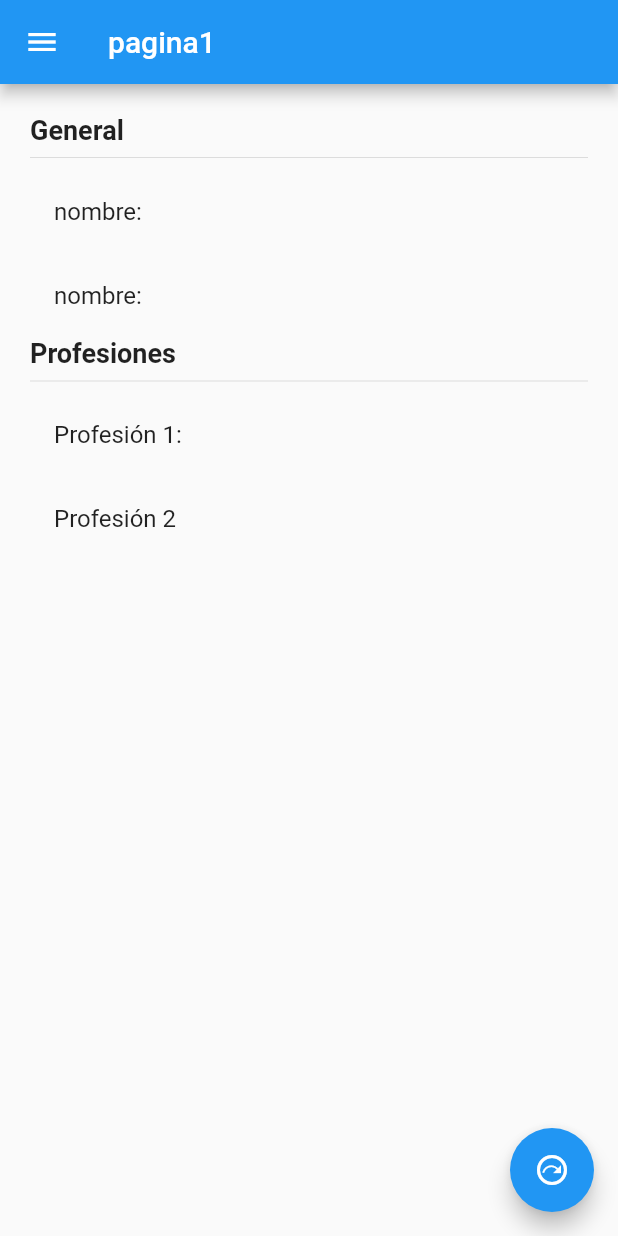
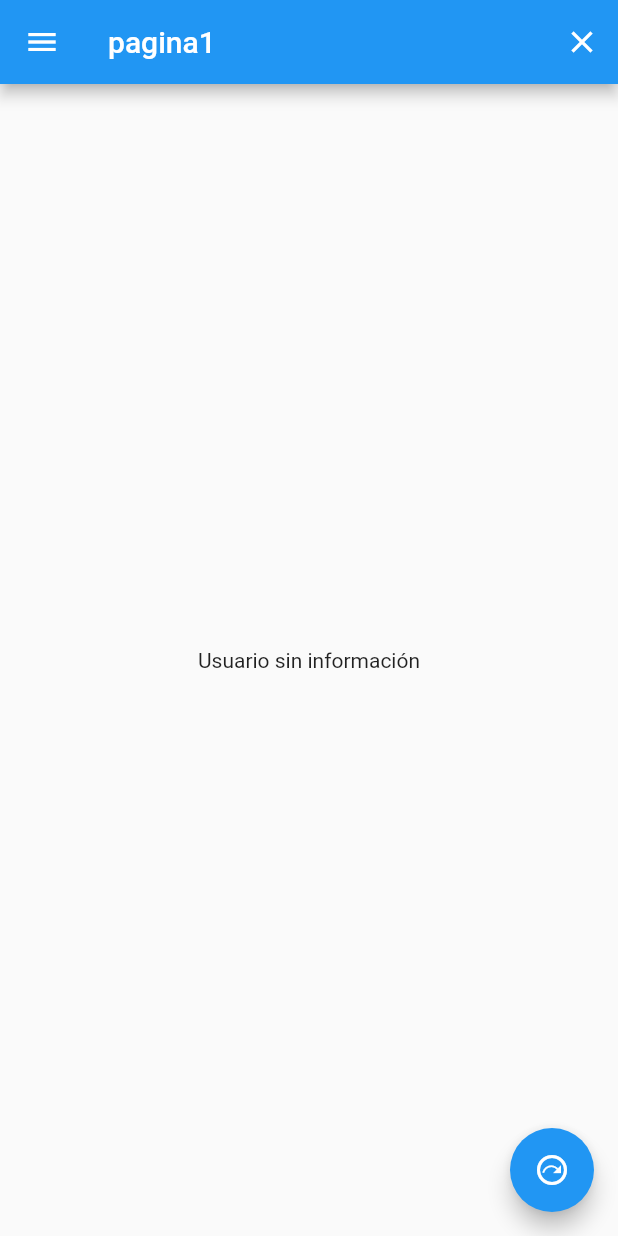
Before and after one commit to DannyStrelok/Flutter_manejadores_de_estado, a Flutter app: the screen it shows after launch, on a phone screen of 412 x 824 dp. Run offline on Flutter 3.47's test engine with Material 2 defaults, Android fonts, the phone set to English and light mode, and no system bars; our stand-ins replace flutter_bloc.

Commit message:
Cubit funcionando

```diff
--- a/lib/main.dart
+++ b/lib/main.dart
@@ -1,4 +1,6 @@
 import 'package:flutter/material.dart';
+import 'package:flutter_bloc/flutter_bloc.dart';
+import 'package:flutter_states_app/src/bloc/usuario/usuario_cubit.dart';
 import 'package:flutter_states_app/src/screens/page1_screen.dart';
 import 'package:flutter_states_app/src/screens/page2_screen.dart';
 
@@ -7,7 +9,11 @@ void main() => runApp(MyApp());
 class MyApp extends StatelessWidget {
   @override
   Widget build(BuildContext context) {
-    return MaterialApp(
+    return MultiBlocProvider(
+      providers: [
+        BlocProvider(create: (_) => UsuarioCubit())
+      ],
+      child: MaterialApp(
         debugShowCheckedModeBanner: false,
         title: 'Material App',
         initialRoute: 'pagina1',
@@ -15,6 +21,7 @@ class MyApp extends StatelessWidget {
           'pagina1': (_) => Page1Screen(),
           'pagina2': (_) => Page2Screen(),
         },
+      ),
     );
   }
 }
--- /dev/null
+++ b/lib/src/bloc/usuario/usuario_cubit.dart
@@ -0,0 +1,45 @@
+import 'package:flutter_bloc/flutter_bloc.dart';
+import 'package:flutter_states_app/src/models/Usuario.dart';
+import 'package:meta/meta.dart';
+
+part 'usuario_state.dart';
+
+class UsuarioCubit extends Cubit<UsuarioState> {
+
+  UsuarioCubit() : super(UsuarioInitial());
+
+  void seleccionarUsuario(Usuario usuario) {
+    emit( new UsuarioActivo(usuario) );
+  }
+
+  void cambiarEdad(int edad) {
+
+    final currentState = state;
+    if(currentState is UsuarioActivo) {
+      final nuevoUsuario = currentState.usuario.copiarUsuario(edad: 25);
+      emit( UsuarioActivo(nuevoUsuario) );
+    }
+
+  }
+
+  void addProfesion(String profesion) {
+
+    final currentState = state;
+    if(currentState is UsuarioActivo) {
+      final List<String> profesiones = currentState.usuario.profesiones;
+      profesiones.add(profesion);
+      // final profesiones = [
+      //   ...currentState.usuario.profesiones,
+      //   profesion
+      // ];
+      final nuevoUsuario = currentState.usuario.copiarUsuario(profesiones: profesiones);
+      emit( UsuarioActivo(nuevoUsuario) );
+    }
+
+  }
+
+  void borrarUsuario() {
+    emit(UsuarioInitial());
+  }
+
+}
--- /dev/null
+++ b/lib/src/bloc/usuario/usuario_state.dart
@@ -0,0 +1,19 @@
+part of 'usuario_cubit.dart';
+
+@immutable
+abstract class UsuarioState {}
+
+class UsuarioInitial extends UsuarioState {
+
+  final bool existeUsuario = false;
+
+}
+
+class UsuarioActivo extends UsuarioState {
+
+  final bool existeUsuario = true;
+  final Usuario usuario;
+
+  UsuarioActivo(this.usuario);
+
+}
--- a/lib/src/models/Usuario.dart
+++ b/lib/src/models/Usuario.dart
@@ -1,9 +1,17 @@
 
 class Usuario {
-  String nombre;
-  int edad;
-  List<String> profesiones;
+  final String nombre;
+  final int edad;
+  final List<String> profesiones;
 
   Usuario({this.nombre, this.edad, this.profesiones});
 
+  Usuario copiarUsuario({String nombre, int edad, List<String> profesiones}) {
+    return Usuario(
+      nombre: nombre ?? this.nombre,
+      edad: edad ?? this.edad,
+      profesiones: profesiones ?? this.profesiones
+    );
+  }
+
 }
--- a/lib/src/screens/page1_screen.dart
+++ b/lib/src/screens/page1_screen.dart
@@ -1,5 +1,8 @@
 import 'package:flutter/cupertino.dart';
 import 'package:flutter/material.dart';
+import 'package:flutter_bloc/flutter_bloc.dart';
+import 'package:flutter_states_app/src/bloc/usuario/usuario_cubit.dart';
+import 'package:flutter_states_app/src/models/Usuario.dart';
 
 class Page1Screen extends StatelessWidget {
   @override
@@ -7,6 +10,13 @@ class Page1Screen extends StatelessWidget {
     return Scaffold(
       appBar: AppBar(
         title: Text('pagina1'),
+        actions: [
+          IconButton(
+              icon: Icon(Icons.clear),
+              onPressed: () {
+                context.read<UsuarioCubit>().borrarUsuario();
+              })
+        ],
       ),
       drawer: Drawer(
         child: Column(
@@ -18,10 +28,10 @@ class Page1Screen extends StatelessWidget {
           ],
         ),
       ),
-      body: InformacionUsuario(),
+      body: BodyScaffold(),
       floatingActionButton: FloatingActionButton(
         child: Icon(Icons.next_plan_outlined),
-        onPressed: (){
+        onPressed: () {
           Navigator.pushNamed(context, 'pagina2');
         },
       ),
@@ -30,6 +40,10 @@ class Page1Screen extends StatelessWidget {
 }
 
 class InformacionUsuario extends StatelessWidget {
+  final Usuario usuario;
+
+  InformacionUsuario(this.usuario);
+
   @override
   Widget build(BuildContext context) {
     return Container(
@@ -40,27 +54,63 @@ class InformacionUsuario extends StatelessWidget {
         child: Column(
           crossAxisAlignment: CrossAxisAlignment.start,
           children: [
-            Text('General', style: TextStyle(fontSize: 18, fontWeight: FontWeight.bold),),
+            Text(
+              'General',
+              style: TextStyle(fontSize: 18, fontWeight: FontWeight.bold),
+            ),
             Divider(),
             ListTile(
-              title: Text('nombre:'),
+              title: Text('nombre: ${usuario.nombre}'),
             ),
             ListTile(
-              title: Text('nombre:'),
+              title: Text('Edad: ${usuario.edad}'),
             ),
-
-            Text('Profesiones', style: TextStyle(fontSize: 18, fontWeight: FontWeight.bold),),
+            Text(
+              'Profesiones',
+              style: TextStyle(fontSize: 18, fontWeight: FontWeight.bold),
+            ),
             Divider(),
-
-            ListTile(
-              title: Text('Profesión 1:'),
-            ),
-            ListTile(
-              title: Text('Profesión 2'),
-            ),
+            ...usuario.profesiones
+                .map((e) => ListTile(
+                      title: Text('Profesión: $e'),
+                    ))
+                .toList()
           ],
         ),
       ),
     );
   }
 }
+
+class BodyScaffold extends StatelessWidget {
+  @override
+  Widget build(BuildContext context) {
+    return BlocBuilder<UsuarioCubit, UsuarioState>(
+      builder: (BuildContext context, UsuarioState state) {
+        print(state);
+
+        switch (state.runtimeType) {
+          case UsuarioInitial:
+            return Center(
+              child: Text('Usuario sin información'),
+            );
+            break;
+          case UsuarioActivo:
+            return InformacionUsuario((state as UsuarioActivo).usuario);
+            break;
+          default:
+            return CircularProgressIndicator();
+        }
+
+        // if (state is UsuarioInitial) {
+        //   return Center(
+        //     child: Text('Usuario sin información'),
+        //   );
+        // } else if (state is UsuarioActivo) {
+        //   return InformacionUsuario(state.usuario);
+        // }
+        // return CircularProgressIndicator();
+      },
+    );
+  }
+}
--- a/pubspec.yaml
+++ b/pubspec.yaml
@@ -28,6 +28,7 @@ dependencies:
   # The following adds the Cupertino Icons font to your application.
   # Use with the CupertinoIcons class for iOS style icons.
   cupertino_icons: ^1.0.0
+  flutter_bloc: ^6.1.1
 
 dev_dependencies:
   flutter_test:
```
Also changed, not shown: lib/src/screens/page2_screen.dart (+13 -3 lines), pubspec.lock. Lines whose indentation alone changed are shown as unchanged.
